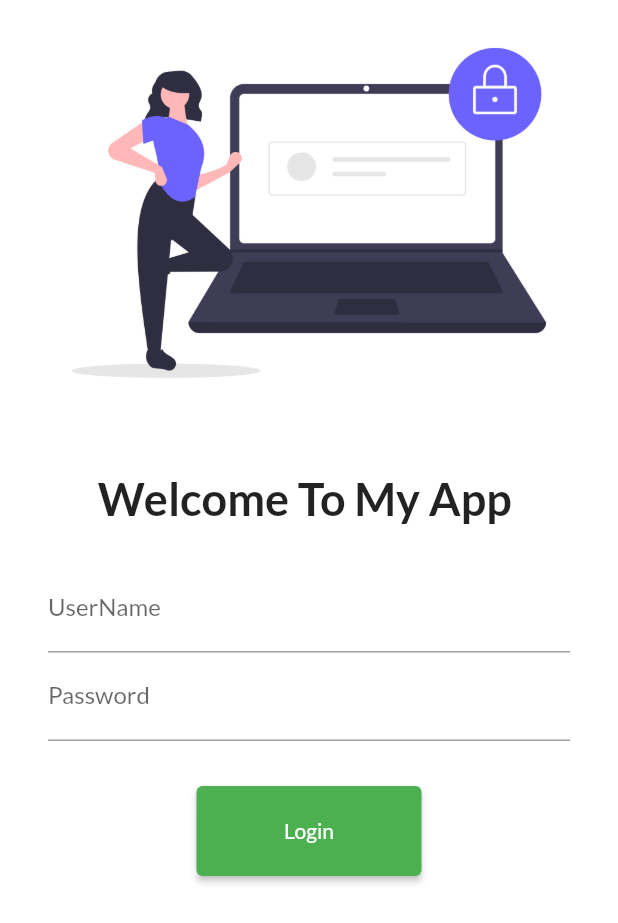
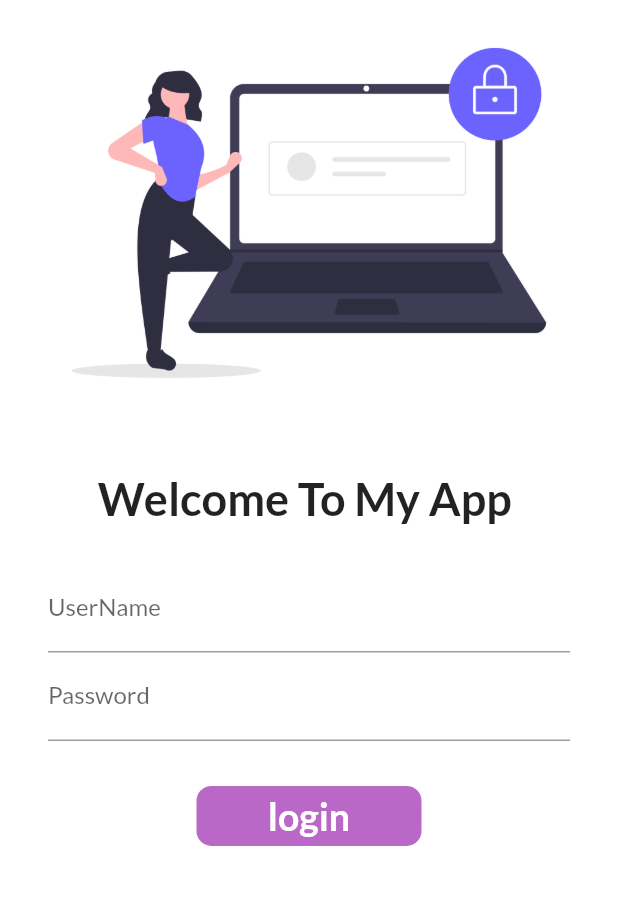
Before and after one commit to prem-raj461/learn-flutter-30days, a Flutter app: the screen it shows after launch, on a phone screen of 412 x 824 dp. Shown: the top 923 px of the screen. Run offline on Flutter 3.47's test engine with Material 2 defaults, Android fonts, the phone set to English and light mode, and no system bars; our stand-ins replace google_fonts.

Commit message:
day 6 completed

```diff
--- a/lib/pages/login_page.dart
+++ b/lib/pages/login_page.dart
@@ -8,6 +8,7 @@ class LoginPage extends StatefulWidget {
 
 class _LoginPageState extends State<LoginPage> {
   String name = "";
+  bool changedButton = false;
   @override
   Widget build(BuildContext context) {
     return Material(
@@ -57,17 +58,51 @@ class _LoginPageState extends State<LoginPage> {
                   SizedBox(
                     height: 30,
                   ),
-                  ElevatedButton(
-                    child: Text("Login"),
-                    style: TextButton.styleFrom(minimumSize: Size(150, 60)),
 
-                    // style: TextStyle(
-                    //   color: Colors.white,
-                    // ),
-                    onPressed: () {
+                  InkWell(
+                    onTap: () async {
+                      setState(() {
+                        changedButton = true;
+                      });
+                      await Future.delayed(Duration(seconds: 1));
                       Navigator.pushNamed(context, MyRoutes.homeRoute);
                     },
-                  )
+                    child: AnimatedContainer(
+                      duration: Duration(seconds: 1),
+                      alignment: Alignment.center,
+                      width: changedButton ? 100 : 150,
+                      height: 40,
+                      child: changedButton
+                          ? Icon(
+                              Icons.done,
+                              color: Colors.white,
+                            )
+                          : Text(
+                              "login",
+                              style: TextStyle(
+                                color: Colors.white,
+                                fontSize: 25,
+                                fontWeight: FontWeight.bold,
+                              ),
+                            ),
+                      decoration: BoxDecoration(
+                          color: Colors.purple[300],
+                          borderRadius: changedButton
+                              ? BorderRadius.circular(5)
+                              : BorderRadius.circular(10)),
+                    ),
+                  ),
+                  // ElevatedButton(
+                  //   child: Text("Login"),
+                  //   style: TextButton.styleFrom(minimumSize: Size(150, 60)),
+
+                  //   // style: TextStyle(
+                  //   //   color: Colors.white,
+                  //   // ),
+                  //   onPressed: () {
+                  //     Navigator.pushNamed(context, MyRoutes.homeRoute);
+                  //   },
+                  // )
                 ],
               ),
             )
```
